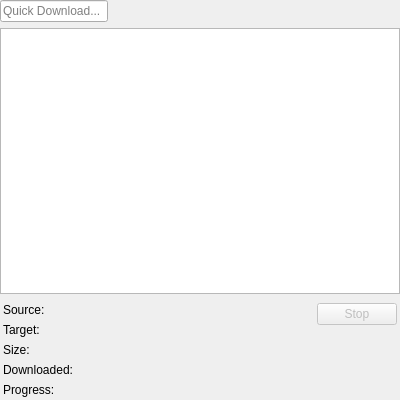
OtterBrowser/otter-browser, file src/modules/windows/transfers/TransfersContentsWidget.ui: the form before one commit.
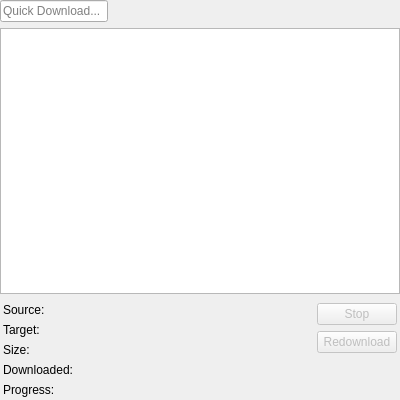
The form after the commit. Custom widgets are drawn as their Qt base class.

Commit message: Allow to restart transfers

Patch:
```diff
--- a/src/modules/windows/transfers/TransfersContentsWidget.ui
+++ b/src/modules/windows/transfers/TransfersContentsWidget.ui
@@ -194,6 +194,16 @@
           </property>
          </widget>
         </item>
+        <item>
+         <widget class="QPushButton" name="redownloadButton">
+          <property name="enabled">
+           <bool>false</bool>
+          </property>
+          <property name="text">
+           <string>Redownload</string>
+          </property>
+         </widget>
+        </item>
         <item>
          <spacer name="verticalSpacer">
           <property name="orientation">
```
The commit also changes 4 other files.
